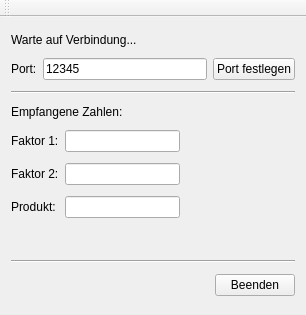
This is Server/server.ui in FloAntretter/QTServerClient as Qt 5 draws it before an edit. The edited form follows.
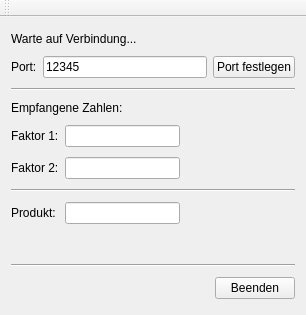
This is the edited form.

Commit message: GUI verbessert, Port-Änderung funktioniert

What changed in the file:
```diff
--- a/Server/server.ui
+++ b/Server/server.ui
@@ -136,6 +136,13 @@
       </item>
      </layout>
     </item>
+    <item>
+     <widget class="Line" name="line_3">
+      <property name="orientation">
+       <enum>Qt::Horizontal</enum>
+      </property>
+     </widget>
+    </item>
     <item>
      <layout class="QHBoxLayout" name="horizontalLayout_4">
       <item>
```
The commit also changes 1 other file.
